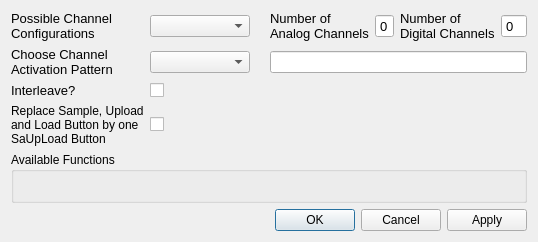
Above: gui/pulsed/ui_pulsed_main_gui_settings_block_gen.ui from Ulm-IQO/qudi before the change. Below: the same form after it.
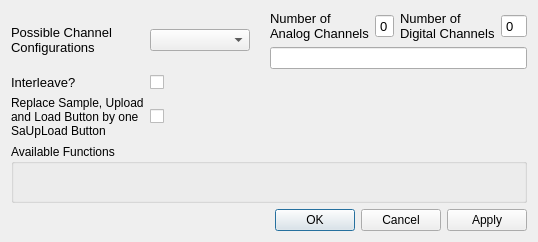
That is the form after the change.

What changed in the file:
```diff
--- a/gui/pulsed/ui_pulsed_main_gui_settings_block_gen.ui
+++ b/gui/pulsed/ui_pulsed_main_gui_settings_block_gen.ui
@@ -112,37 +112,6 @@
        </property>
       </widget>
      </item>
-     <item row="0" column="1">
-      <widget class="QComboBox" name="channel_config_ComboBox">
-       <property name="minimumSize">
-        <size>
-         <width>100</width>
-         <height>0</height>
-        </size>
-       </property>
-       <property name="maximumSize">
-        <size>
-         <width>100</width>
-         <height>16777215</height>
-        </size>
-       </property>
-      </widget>
-     </item>
-     <item row="0" column="0">
-      <widget class="QLabel" name="label">
-       <property name="font">
-        <font>
-         <pointsize>10</pointsize>
-        </font>
-       </property>
-       <property name="toolTip">
-        <string>&lt;html&gt;&lt;head/&gt;&lt;body&gt;&lt;p&gt;Choose one of the possible&lt;br/&gt;channel configuration which is&lt;br/&gt;dictated by the attached hardware.&lt;/p&gt;&lt;/body&gt;&lt;/html&gt;</string>
-       </property>
-       <property name="text">
-        <string>&lt;html&gt;&lt;head/&gt;&lt;body&gt;&lt;p&gt;Possible Channel &lt;br/&gt;Configurations&lt;/p&gt;&lt;/body&gt;&lt;/html&gt;</string>
-       </property>
-      </widget>
-     </item>
      <item row="0" column="2">
       <spacer name="horizontalSpacer">
        <property name="orientation">
@@ -156,24 +125,6 @@
        </property>
       </spacer>
      </item>
-     <item row="1" column="0">
-      <widget class="QLabel" name="label_2">
-       <property name="font">
-        <font>
-         <pointsize>10</pointsize>
-        </font>
-       </property>
-       <property name="toolTip">
-        <string>&lt;html&gt;&lt;head/&gt;&lt;body&gt;&lt;p&gt;If pulsing device supports separete&lt;br/&gt;channel activation, then you can&lt;br/&gt;choose here which channels to &lt;br/&gt;activate or deactivate by pressing&lt;br/&gt;the Pulser On/Off Button.&lt;br/&gt;A combination of all available AND&lt;br/&gt;independant channels will be given.&lt;/p&gt;&lt;/body&gt;&lt;/html&gt;</string>
-       </property>
-       <property name="text">
-        <string>&lt;html&gt;&lt;head/&gt;&lt;body&gt;&lt;p&gt;Choose Channel &lt;br/&gt;Activation Pattern&lt;/p&gt;&lt;/body&gt;&lt;/html&gt;</string>
-       </property>
-      </widget>
-     </item>
-     <item row="1" column="1">
-      <widget class="QComboBox" name="ch_activation_pattern_ComboBox"/>
-     </item>
      <item row="1" column="3" colspan="4">
       <widget class="QLineEdit" name="ch_activation_pattern_LineEdit"/>
      </item>
@@ -210,6 +161,37 @@
        </property>
       </widget>
      </item>
+     <item row="0" column="0" rowspan="2">
+      <widget class="QLabel" name="label">
+       <property name="font">
+        <font>
+         <pointsize>10</pointsize>
+        </font>
+       </property>
+       <property name="toolTip">
+        <string>&lt;html&gt;&lt;head/&gt;&lt;body&gt;&lt;p&gt;Choose one of the possible&lt;br/&gt;channel configuration which is&lt;br/&gt;dictated by the attached hardware.&lt;/p&gt;&lt;/body&gt;&lt;/html&gt;</string>
+       </property>
+       <property name="text">
+        <string>&lt;html&gt;&lt;head/&gt;&lt;body&gt;&lt;p&gt;Possible Channel &lt;br/&gt;Configurations&lt;/p&gt;&lt;/body&gt;&lt;/html&gt;</string>
+       </property>
+      </widget>
+     </item>
+     <item row="0" column="1" rowspan="2">
+      <widget class="QComboBox" name="activation_config_ComboBox">
+       <property name="minimumSize">
+        <size>
+         <width>100</width>
+         <height>0</height>
+        </size>
+       </property>
+       <property name="maximumSize">
+        <size>
+         <width>100</width>
+         <height>16777215</height>
+        </size>
+       </property>
+      </widget>
+     </item>
     </layout>
    </item>
    <item row="2" column="0">
```
